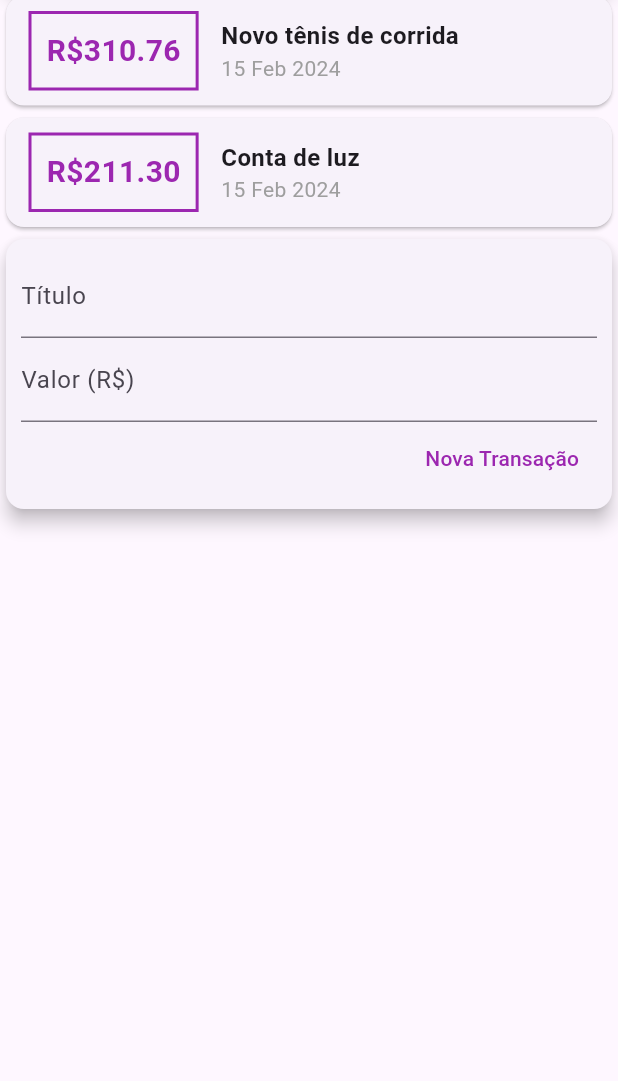
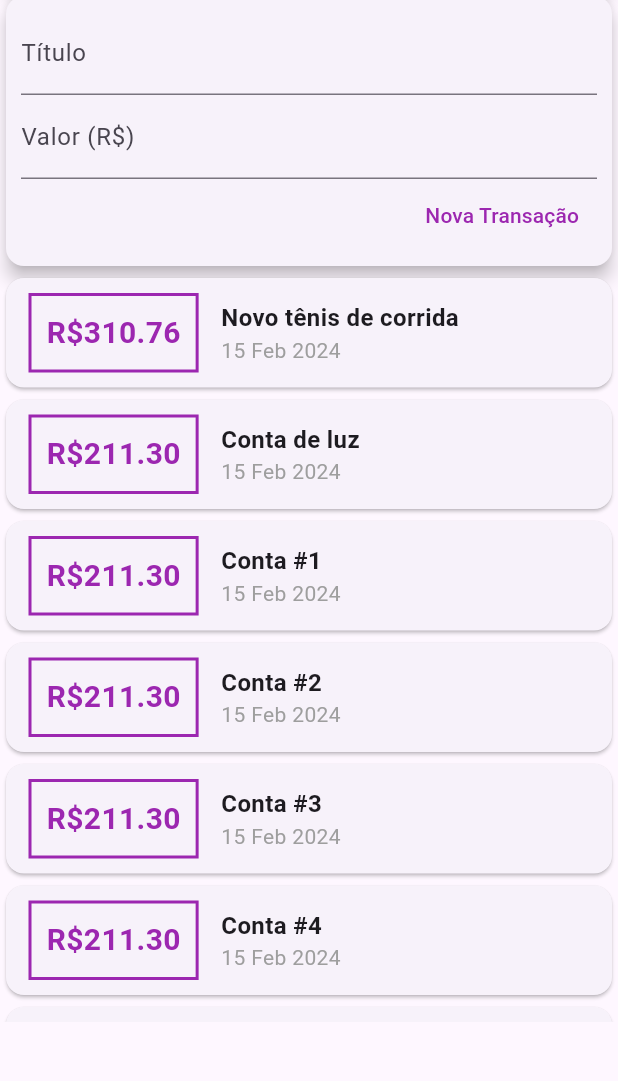
Before and after one commit to IsraelRAlencar/Projeto-Despesas, a Flutter app: the screen it shows after launch, on a phone screen of 412 x 824 dp, the part 136-1217 px from its top. Run offline on Flutter 3.47's test engine with Material 3 defaults, Android fonts, the phone set to English and light mode, and no system bars.

```diff
--- a/lib/components/transaction_list.dart
+++ b/lib/components/transaction_list.dart
@@ -9,7 +9,10 @@ class TransactionList extends StatelessWidget {
 
   @override
   Widget build(BuildContext context) {
-    return Column(
+    return SizedBox(
+      height: 500,
+      child: SingleChildScrollView(
+        child: Column(
           children: transactions.map((tr) {
             return Card(
               child: Row(
@@ -56,6 +59,8 @@ class TransactionList extends StatelessWidget {
               ),
             );
           }).toList(),
+        ),
+      ),
     );
   }
 }
--- a/lib/components/transaction_user.dart
+++ b/lib/components/transaction_user.dart
@@ -25,6 +25,42 @@ class _TransactionUserState extends State<TransactionUser> {
       value: 211.30,
       date: DateTime.now(),
     ),
+    Transaction(
+      id: 't3',
+      title: 'Conta #1',
+      value: 211.30,
+      date: DateTime.now(),
+    ),
+    Transaction(
+      id: 't4',
+      title: 'Conta #2',
+      value: 211.30,
+      date: DateTime.now(),
+    ),
+    Transaction(
+      id: 't5',
+      title: 'Conta #3',
+      value: 211.30,
+      date: DateTime.now(),
+    ),
+    Transaction(
+      id: 't6',
+      title: 'Conta #4',
+      value: 211.30,
+      date: DateTime.now(),
+    ),
+    Transaction(
+      id: 't7',
+      title: 'Conta #4',
+      value: 211.30,
+      date: DateTime.now(),
+    ),
+    Transaction(
+      id: 't8',
+      title: 'Conta #6',
+      value: 211.30,
+      date: DateTime.now(),
+    ),
   ];
 
   _addTransaction(String title, double value) {
@@ -44,8 +80,8 @@ class _TransactionUserState extends State<TransactionUser> {
   Widget build(BuildContext context) {
     return Column(
       children: [
+        TransactionForm(_addTransaction),
         TransactionList(_transactions),
-        TransactionForm(_addTransaction),
       ],
     );
   }
--- a/lib/main.dart
+++ b/lib/main.dart
@@ -8,20 +8,23 @@ class ExpensesApp extends StatelessWidget {
 
   @override
   Widget build(BuildContext context) {
-    return MaterialApp(
+    return const MaterialApp(
       home: MyHomePage(),
     );
   }
 }
 
 class MyHomePage extends StatelessWidget {
+  const MyHomePage({super.key});
+
   @override
   Widget build(BuildContext context) {
     return Scaffold(
         appBar: AppBar(
           title: const Text('Despesas Pessoais'),
         ),
-        body: Column(
+        body: SingleChildScrollView(
+          child: Column(
             crossAxisAlignment: CrossAxisAlignment.stretch,
             children: [
               // ignore: avoid_unnecessary_containers
@@ -34,6 +37,7 @@ class MyHomePage extends StatelessWidget {
               ),
               const TransactionUser(),
             ],
+          ),
         ));
   }
 }
```
Lines whose indentation alone changed are shown as unchanged.
